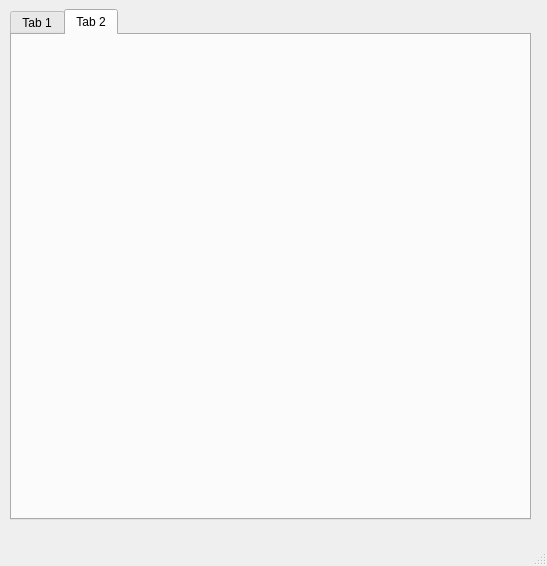
This is project.database.ui in Spanchb0tik/Klassificator as Qt 5 draws it before an edit. The edited form follows.
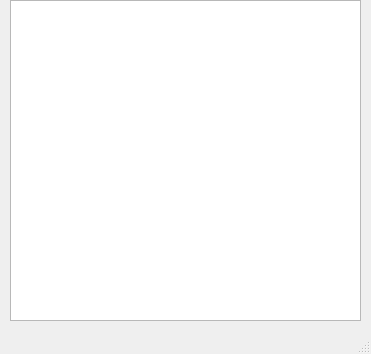
This is the edited form.

What changed in the file:
```diff
--- a/project.database.ui
+++ b/project.database.ui
@@ -6,36 +6,32 @@
    <rect>
     <x>0</x>
     <y>0</y>
-    <width>547</width>
-    <height>566</height>
+    <width>371</width>
+    <height>354</height>
    </rect>
   </property>
   <property name="windowTitle">
    <string>MainWindow</string>
   </property>
   <widget class="QWidget" name="centralwidget">
-   <widget class="QTabWidget" name="tabWidget">
+   <widget class="QTextBrowser" name="textBrowser">
     <property name="geometry">
      <rect>
       <x>10</x>
-      <y>9</y>
-      <width>521</width>
-      <height>511</height>
+      <y>0</y>
+      <width>351</width>
+      <height>321</height>
      </rect>
     </property>
-    <property name="currentIndex">
-     <number>1</number>
+    <property name="font">
+     <font>
+      <family>MS Sans Serif</family>
+      <pointsize>10</pointsize>
+      <weight>75</weight>
+      <italic>true</italic>
+      <bold>true</bold>
+     </font>
     </property>
-    <widget class="QWidget" name="tab">
-     <attribute name="title">
-      <string>Tab 1</string>
-     </attribute>
-    </widget>
-    <widget class="QWidget" name="tab_2">
-     <attribute name="title">
-      <string>Tab 2</string>
-     </attribute>
-    </widget>
    </widget>
   </widget>
   <widget class="QMenuBar" name="menubar">
```
Left out of the diff: 4 changed lines with no effect on the pictures.
